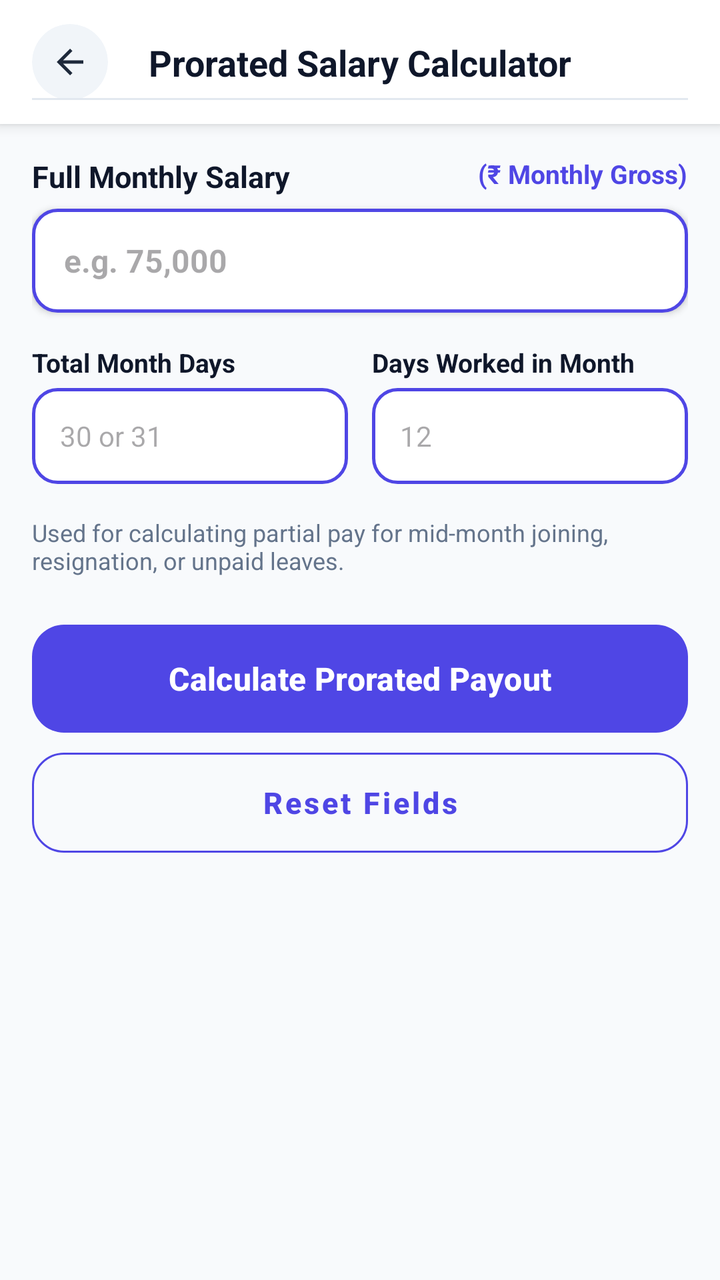
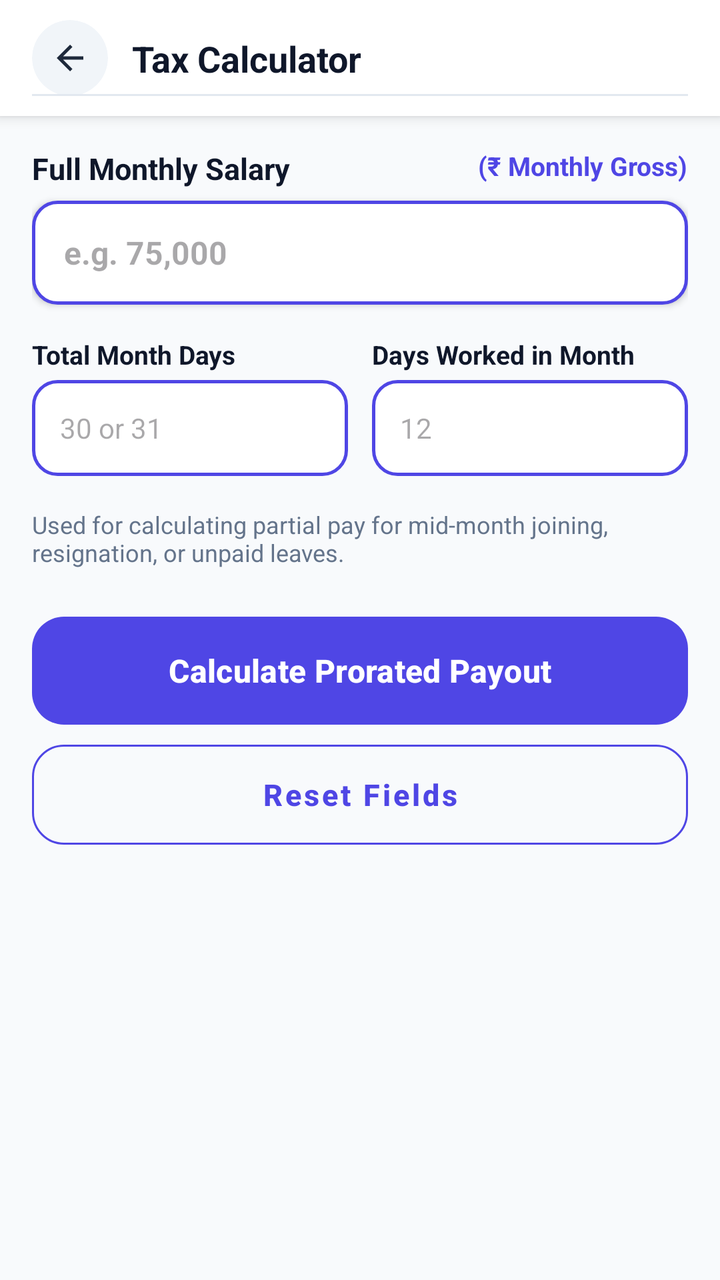

The first picture is an Android layout as it rendered before a commit; the second is the same layout after the commit. The layout source and the unified diff follow.
<!-- AndroidManifest.xml: application theme Theme.Calculatoremi -->
<!-- res/layout/activity_prorated_salary.xml -->
<?xml version="1.0" encoding="utf-8"?>
<LinearLayout xmlns:android="http://schemas.android.com/apk/res/android"
    xmlns:app="http://schemas.android.com/apk/res-auto"
    android:layout_width="match_parent"
    android:layout_height="match_parent"
    android:background="#F8FAFC"
    android:orientation="vertical">

    
    <androidx.constraintlayout.widget.ConstraintLayout
        android:id="@+id/calculatorHeader"
        android:layout_width="match_parent"
        android:layout_height="wrap_content"
        android:minHeight="55dp"
        android:background="@android:color/white"
        android:elevation="4dp"
        android:paddingStart="16dp"
        android:paddingTop="12dp"
        android:paddingEnd="16dp"
        android:paddingBottom="12dp">

        <com.google.android.material.card.MaterialCardView
            android:id="@+id/btnBackContainer"
            android:layout_width="38dp"
            android:layout_height="38dp"
            app:cardBackgroundColor="#F1F5F9"
            app:cardCornerRadius="19dp"
            app:cardElevation="0dp"
            app:strokeWidth="0dp"
            app:layout_constraintBottom_toBottomOf="parent"
            app:layout_constraintStart_toStartOf="parent"
            app:layout_constraintTop_toTopOf="parent">

            <ImageView
                android:id="@+id/btnBack"
                android:layout_width="20dp"
                android:layout_height="20dp"
                android:layout_gravity="center"
                android:src="@drawable/ic_arrow_back"
                app:tint="#1E293B" />
        </com.google.android.material.card.MaterialCardView>

        <TextView
            android:id="@+id/txtTitle"
            android:layout_width="wrap_content"
            android:layout_height="wrap_content"
            android:text="Prorated Salary Calculator"
            android:textColor="#0F172A"
            android:textSize="18sp"
            android:textStyle="bold"
            app:layout_constraintBottom_toBottomOf="parent"
            app:layout_constraintEnd_toEndOf="parent"
            app:layout_constraintStart_toStartOf="parent"
            app:layout_constraintTop_toTopOf="parent" />

        <View
            android:layout_width="match_parent"
            android:layout_height="1dp"
            android:background="#E2E8F0"
            app:layout_constraintBottom_toBottomOf="parent" />

    </androidx.constraintlayout.widget.ConstraintLayout>

    
    <androidx.core.widget.NestedScrollView
        android:layout_width="match_parent"
        android:layout_height="match_parent"
        android:clipToPadding="false"
        android:paddingBottom="40dp"
        android:fillViewport="true">

        <LinearLayout
            android:layout_width="match_parent"
            android:layout_height="wrap_content"
            android:orientation="vertical"
            android:padding="16dp">

            
            <RelativeLayout
                android:layout_width="match_parent"
                android:layout_height="wrap_content"
                android:layout_marginBottom="6dp">

                <TextView
                    android:layout_width="wrap_content"
                    android:layout_height="wrap_content"
                    android:layout_alignParentStart="true"
                    android:text="Full Monthly Salary"
                    android:textColor="#0F172A"
                    android:textSize="15sp"
                    android:textStyle="bold" />

                <TextView
                    android:layout_width="wrap_content"
                    android:layout_height="wrap_content"
                    android:layout_alignParentEnd="true"
                    android:text="(₹ Monthly Gross)"
                    android:textColor="@color/primary"
                    android:textSize="13sp"
                    android:textStyle="bold" />
            </RelativeLayout>

            <EditText
                android:id="@+id/etFullMonthlySalary"
                android:layout_width="match_parent"
                android:layout_height="52dp"
                android:background="@drawable/numeric_input_border"
                android:elevation="2dp"
                android:hint="e.g. 75,000"
                android:inputType="numberDecimal"
                android:paddingHorizontal="16dp"
                android:textColor="#0F172A"
                android:textSize="16sp"
                android:textStyle="bold" />

            
            <LinearLayout
                android:layout_width="match_parent"
                android:layout_height="wrap_content"
                android:layout_marginTop="16dp"
                android:orientation="horizontal">

                <LinearLayout
                    android:layout_width="0dp"
                    android:layout_height="wrap_content"
                    android:layout_weight="1"
                    android:layout_marginEnd="6dp"
                    android:orientation="vertical">

                    <TextView
                        android:layout_width="wrap_content"
                        android:layout_height="wrap_content"
                        android:layout_marginBottom="4dp"
                        android:text="Total Month Days"
                        android:textColor="#0F172A"
                        android:textSize="13sp"
                        android:textStyle="bold" />

                    <EditText
                        android:id="@+id/etTotalMonthDays"
                        android:layout_width="match_parent"
                        android:layout_height="48dp"
                        android:background="@drawable/numeric_input_border"
                        android:hint="30 or 31"
                        android:inputType="number"
                        android:paddingHorizontal="14dp"
                        android:textColor="#0F172A"
                        android:textSize="14sp" />
                </LinearLayout>

                <LinearLayout
                    android:layout_width="0dp"
                    android:layout_height="wrap_content"
                    android:layout_weight="1"
                    android:layout_marginStart="6dp"
                    android:orientation="vertical">

                    <TextView
                        android:layout_width="wrap_content"
                        android:layout_height="wrap_content"
                        android:layout_marginBottom="4dp"
                        android:text="Days Worked in Month"
                        android:textColor="#0F172A"
                        android:textSize="13sp"
                        android:textStyle="bold" />

                    <EditText
                        android:id="@+id/etDaysWorked"
                        android:layout_width="match_parent"
                        android:layout_height="48dp"
                        android:background="@drawable/numeric_input_border"
                        android:hint="12"
                        android:inputType="number"
                        android:paddingHorizontal="14dp"
                        android:textColor="#0F172A"
                        android:textSize="14sp" />
                </LinearLayout>
            </LinearLayout>

            <TextView
                android:layout_width="wrap_content"
                android:layout_height="wrap_content"
                android:layout_marginTop="16dp"
                android:layout_marginBottom="24dp"
                android:text="Used for calculating partial pay for mid-month joining, resignation, or unpaid leaves."
                android:textColor="#64748B"
                android:textSize="12sp" />

            
            <com.google.android.material.button.MaterialButton
                android:id="@+id/btnCalculate"
                android:layout_width="match_parent"
                android:layout_height="54dp"
                android:text="Calculate Prorated Payout"
                android:textAllCaps="false"
                android:textColor="#FFFFFF"
                android:textSize="16sp"
                android:textStyle="bold"
                android:insetTop="0dp"
                android:insetBottom="0dp"
                app:backgroundTint="@color/primary"
                app:cornerRadius="16dp" />

            <com.google.android.material.button.MaterialButton
                android:id="@+id/btnReset"
                style="@style/Widget.MaterialComponents.Button.OutlinedButton"
                android:layout_width="match_parent"
                android:layout_height="50dp"
                android:layout_marginTop="10dp"
                android:text="Reset Fields"
                android:textAllCaps="false"
                android:textColor="@color/primary"
                android:textSize="15sp"
                android:textStyle="bold"
                android:insetTop="0dp"
                android:insetBottom="0dp"
                app:cornerRadius="16dp"
                app:strokeColor="@color/primary" />

        </LinearLayout>
    </androidx.core.widget.NestedScrollView>

</LinearLayout>
<!-- resources referenced by this layout -->
<resources>
  <color name="primary">#4F46E5</color>
  <!-- drawable ic_arrow_back (drawable) -->
  <vector xmlns:android="http://schemas.android.com/apk/res/android"
      android:width="24dp"
      android:height="24dp"
      android:viewportWidth="960"
      android:viewportHeight="960">
    <path
        android:pathData="m313,520 l224,224 -57,56 -320,-320 320,-320 57,56 -224,224h487v80L313,520Z"
        android:fillColor="#e3e3e3"/>
  </vector>
  <!-- drawable numeric_input_border (drawable) -->
  <?xml version="1.0" encoding="utf-8"?>
  <shape xmlns:android="http://schemas.android.com/apk/res/android"
      android:shape="rectangle">
  
      <solid android:color="@color/white"/>
  
      <stroke
          android:width="1.5dp"
          android:color="#4F46E5"/>
  
      <corners android:radius="12dp"/>
  </shape>
  <style name="Theme.Calculatoremi" parent="Base.Theme.Calculatoremi" />
  <color name="white">#FFFFFFFF</color>
  <style name="Base.Theme.Calculatoremi" parent="Theme.Material3.DayNight.NoActionBar">
          <item name="android:statusBarColor">@android:color/transparent</item>
          <item name="android:navigationBarColor">@android:color/transparent</item>
          <item name="android:windowLightStatusBar">false</item>
          <item name="android:windowLightNavigationBar">true</item>
          <item name="colorPrimary">@color/primary</item>
          <item name="colorOnPrimary">#FFFFFF</item>
          <item name="colorSecondary">@color/gradient_accent</item>
          <item name="colorOnSecondary">#FFFFFF</item>
      </style>
  <color name="gradient_accent">#818CF8</color>
</resources>

<!-- the commit's change to res/layout/activity_prorated_salary.xml (unified diff, before → after) -->
@@ -7,59 +7,7 @@
     android:orientation="vertical">
 
     
-    <androidx.constraintlayout.widget.ConstraintLayout
-        android:id="@+id/calculatorHeader"
-        android:layout_width="match_parent"
-        android:layout_height="wrap_content"
-        android:minHeight="55dp"
-        android:background="@android:color/white"
-        android:elevation="4dp"
-        android:paddingStart="16dp"
-        android:paddingTop="12dp"
-        android:paddingEnd="16dp"
-        android:paddingBottom="12dp">
-
-        <com.google.android.material.card.MaterialCardView
-            android:id="@+id/btnBackContainer"
-            android:layout_width="38dp"
-            android:layout_height="38dp"
-            app:cardBackgroundColor="#F1F5F9"
-            app:cardCornerRadius="19dp"
-            app:cardElevation="0dp"
-            app:strokeWidth="0dp"
-            app:layout_constraintBottom_toBottomOf="parent"
-            app:layout_constraintStart_toStartOf="parent"
-            app:layout_constraintTop_toTopOf="parent">
-
-            <ImageView
-                android:id="@+id/btnBack"
-                android:layout_width="20dp"
-                android:layout_height="20dp"
-                android:layout_gravity="center"
-                android:src="@drawable/ic_arrow_back"
-                app:tint="#1E293B" />
-        </com.google.android.material.card.MaterialCardView>
-
-        <TextView
-            android:id="@+id/txtTitle"
-            android:layout_width="wrap_content"
-            android:layout_height="wrap_content"
-            android:text="Prorated Salary Calculator"
-            android:textColor="#0F172A"
-            android:textSize="18sp"
-            android:textStyle="bold"
-            app:layout_constraintBottom_toBottomOf="parent"
-            app:layout_constraintEnd_toEndOf="parent"
-            app:layout_constraintStart_toStartOf="parent"
-            app:layout_constraintTop_toTopOf="parent" />
-
-        <View
-            android:layout_width="match_parent"
-            android:layout_height="1dp"
-            android:background="#E2E8F0"
-            app:layout_constraintBottom_toBottomOf="parent" />
-
-    </androidx.constraintlayout.widget.ConstraintLayout>
+    <include layout="@layout/layout_calculator_header" />
 
     
     <androidx.core.widget.NestedScrollView
@@ -221,3 +169,63 @@
     </androidx.core.widget.NestedScrollView>
 
 </LinearLayout>
+<!-- res/layout/layout_calculator_header.xml (included above) -->
+<?xml version="1.0" encoding="utf-8"?>
+<androidx.constraintlayout.widget.ConstraintLayout xmlns:android="http://schemas.android.com/apk/res/android"
+    xmlns:app="http://schemas.android.com/apk/res-auto"
+    android:id="@+id/calculatorHeader"
+    android:layout_width="match_parent"
+    android:layout_height="wrap_content"
+    android:minHeight="56dp"
+    android:background="@android:color/white"
+    android:elevation="4dp"
+    android:paddingStart="16dp"
+    android:paddingEnd="16dp"
+    android:paddingTop="10dp"
+    android:paddingBottom="10dp">
+
+    <com.google.android.material.card.MaterialCardView
+        android:id="@+id/btnBackContainer"
+        android:layout_width="38dp"
+        android:layout_height="38dp"
+        app:cardBackgroundColor="#F1F5F9"
+        app:cardCornerRadius="19dp"
+        app:cardElevation="0dp"
+        app:strokeWidth="0dp"
+        app:layout_constraintBottom_toBottomOf="parent"
+        app:layout_constraintStart_toStartOf="parent"
+        app:layout_constraintTop_toTopOf="parent">
+
+        <ImageView
+            android:id="@+id/btnBack"
+            android:layout_width="20dp"
+            android:layout_height="20dp"
+            android:layout_gravity="center"
+            android:src="@drawable/ic_arrow_back"
+            app:tint="#1E293B" />
+    </com.google.android.material.card.MaterialCardView>
+
+    <TextView
+        android:id="@+id/txtTitle"
+        android:layout_width="0dp"
+        android:layout_height="wrap_content"
+        android:layout_marginStart="12dp"
+        android:layout_marginEnd="12dp"
+        android:text="Tax Calculator"
+        android:textColor="#0F172A"
+        android:textSize="18sp"
+        android:textStyle="bold"
+        android:maxLines="1"
+        android:ellipsize="end"
+        app:layout_constraintBottom_toBottomOf="parent"
+        app:layout_constraintEnd_toEndOf="parent"
+        app:layout_constraintStart_toEndOf="@id/btnBackContainer"
+        app:layout_constraintTop_toTopOf="parent" />
+
+    <View
+        android:layout_width="match_parent"
+        android:layout_height="1dp"
+        android:background="#E2E8F0"
+        app:layout_constraintBottom_toBottomOf="parent" />
+
+</androidx.constraintlayout.widget.ConstraintLayout>
<!-- resource entries referenced after the edit -->
@@ -29,7 +29,7 @@
   <style name="Base.Theme.Calculatoremi" parent="Theme.Material3.DayNight.NoActionBar">
           <item name="android:statusBarColor">@android:color/transparent</item>
           <item name="android:navigationBarColor">@android:color/transparent</item>
-          <item name="android:windowLightStatusBar">false</item>
+          <item name="android:windowLightStatusBar">true</item>
           <item name="android:windowLightNavigationBar">true</item>
           <item name="colorPrimary">@color/primary</item>
           <item name="colorOnPrimary">#FFFFFF</item>
